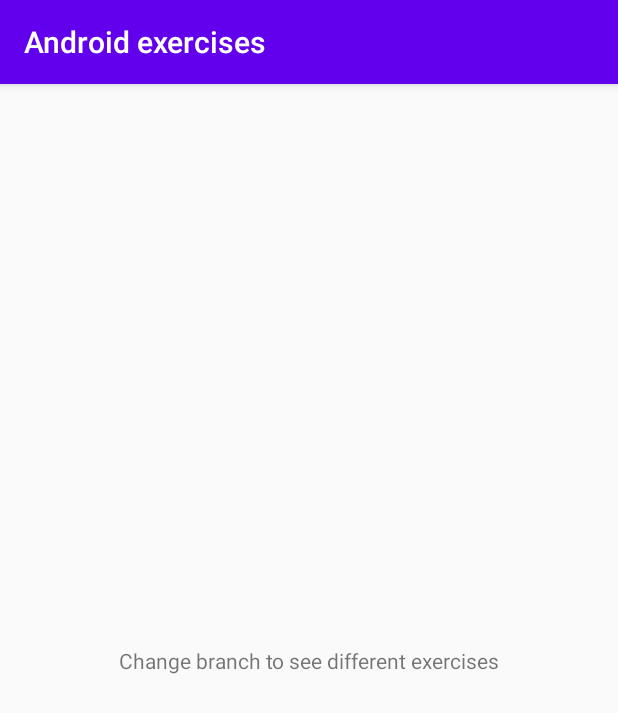
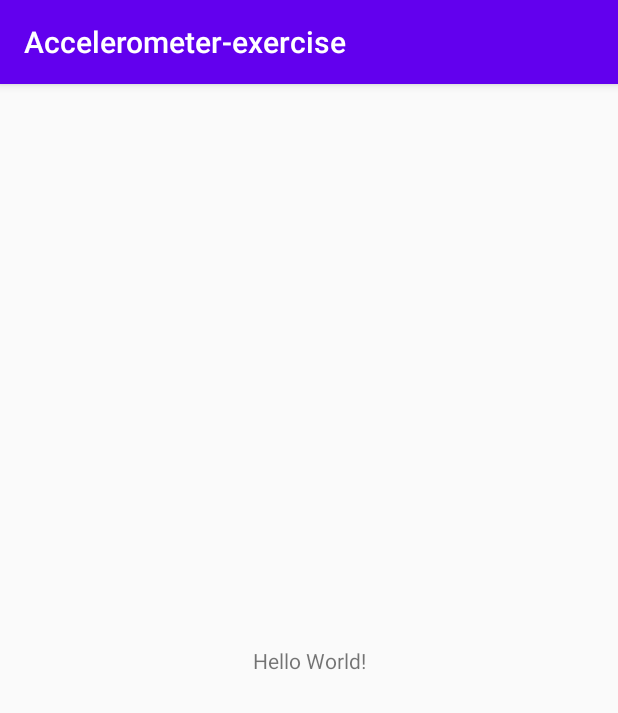
Before and after one commit to matiaselm/android-exercises, an Android app: the screen it shows after launch (MainActivity), on a phone screen of 412 x 824 dp. Shown: the top 713 px of the screen. Run offline under Robolectric (Android 15) with nearby library versions, the phone set to English and light mode, and no system bars.

Commit message:
init accelerometer

```diff
--- a/app/src/main/java/com/example/exercises/MainActivity.kt
+++ b/app/src/main/java/com/example/exercises/MainActivity.kt
@@ -10,7 +10,5 @@ class MainActivity : AppCompatActivity() {
         super.onCreate(savedInstanceState)
         setContentView(R.layout.activity_main)
 
-        txt_network.text = getString(R.string.branch_master)
-
         }
     }
--- a/app/src/main/res/values/strings.xml
+++ b/app/src/main/res/values/strings.xml
@@ -1,4 +1,3 @@
 <resources>
-    <string name="app_name">Android exercises</string>
-    <string name="branch_master">Change branch to see different exercises</string>
+    <string name="app_name">Accelerometer-exercise</string>
 </resources>
```
Also changed, not shown: 1 other file.
